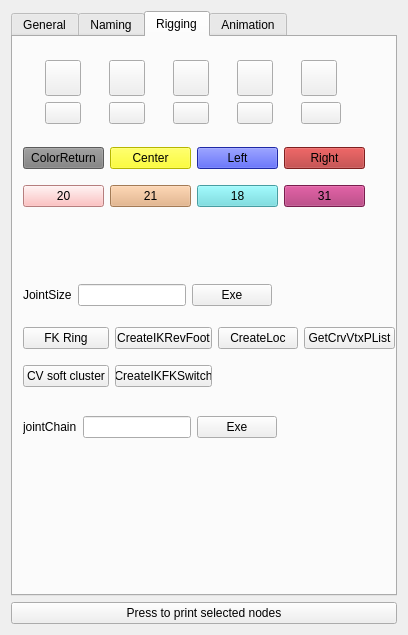
This is ui/CAToolbox_UI.ui in joleeene/CAToolbox_UI as Qt 5 draws it before an edit. The edited form follows.
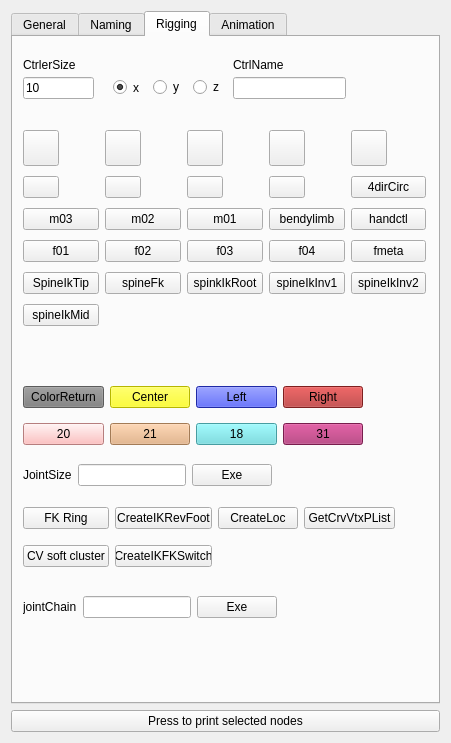
This is the edited form. The open tabs and pages were chosen to show the change. Icons and pictures are not drawn.

```diff
--- a/ui/CAToolbox_UI.ui
+++ b/ui/CAToolbox_UI.ui
@@ -6,8 +6,8 @@
    <rect>
     <x>0</x>
     <y>0</y>
-    <width>408</width>
-    <height>635</height>
+    <width>451</width>
+    <height>743</height>
    </rect>
   </property>
   <property name="windowTitle">
@@ -22,7 +22,7 @@
      <item>
       <widget class="QTabWidget" name="Tab_Grp">
        <property name="currentIndex">
-        <number>0</number>
+        <number>2</number>
        </property>
        <widget class="QWidget" name="Tab_General">
         <property name="minimumSize">
@@ -107,13 +107,13 @@
           </rect>
          </property>
          <property name="frameShape">
-          <enum>QFrame::Box</enum>
+          <enum>QFrame::Shape::Box</enum>
          </property>
          <property name="text">
           <string>Display return value:</string>
          </property>
          <property name="alignment">
-          <set>Qt::AlignLeading|Qt::AlignLeft|Qt::AlignTop</set>
+          <set>Qt::AlignmentFlag::AlignLeading|Qt::AlignmentFlag::AlignLeft|Qt::AlignmentFlag::AlignTop</set>
          </property>
         </widget>
         <widget class="QWidget" name="gridLayoutWidget_2">
@@ -205,7 +205,7 @@
             <item>
              <layout class="QGridLayout" name="gridLayout_2">
               <property name="sizeConstraint">
-               <enum>QLayout::SetMinAndMaxSize</enum>
+               <enum>QLayout::SizeConstraint::SetMinAndMaxSize</enum>
               </property>
               <property name="topMargin">
                <number>0</number>
@@ -301,16 +301,16 @@
           <item>
            <widget class="QLabel" name="QLInstruction">
             <property name="frameShape">
-             <enum>QFrame::Box</enum>
+             <enum>QFrame::Shape::Box</enum>
             </property>
             <property name="frameShadow">
-             <enum>QFrame::Raised</enum>
+             <enum>QFrame::Shadow::Raised</enum>
             </property>
             <property name="text">
              <string>&lt;html&gt;&lt;head/&gt;&lt;body&gt;&lt;p&gt;How to use:&lt;/p&gt;&lt;p&gt;1. Select all nodes you want.&lt;/p&gt;&lt;p&gt;2. Input the string.&lt;/p&gt;&lt;p&gt;3. Hit Execute button.&lt;/p&gt;&lt;p&gt;&lt;br/&gt;&lt;/p&gt;&lt;/body&gt;&lt;/html&gt;</string>
             </property>
             <property name="alignment">
-             <set>Qt::AlignLeading|Qt::AlignLeft|Qt::AlignTop</set>
+             <set>Qt::AlignmentFlag::AlignLeading|Qt::AlignmentFlag::AlignLeft|Qt::AlignmentFlag::AlignTop</set>
             </property>
             <property name="margin">
              <number>12</number>
@@ -328,37 +328,20 @@
          <property name="geometry">
           <rect>
            <x>10</x>
-           <y>10</y>
-           <width>341</width>
-           <height>91</height>
+           <y>80</y>
+           <width>403</width>
+           <height>222</height>
           </rect>
          </property>
          <layout class="QVBoxLayout" name="verticalLayout_6">
           <item>
            <layout class="QGridLayout" name="gridLayout_4">
-            <item row="0" column="3">
-             <widget class="QPushButton" name="QPBCtrlerRing">
-              <property name="maximumSize">
-               <size>
-                <width>36</width>
-                <height>36</height>
-               </size>
-              </property>
-              <property name="toolTip">
-               <string>FK</string>
-              </property>
-              <property name="icon">
-               <iconset>
-                <normaloff>../images/CtrlerRing.jpg</normaloff>../images/CtrlerRing.jpg</iconset>
-              </property>
-              <property name="iconSize">
-               <size>
-                <width>32</width>
-                <height>32</height>
-               </size>
-              </property>
-             </widget>
-            </item>
+            <property name="horizontalSpacing">
+             <number>6</number>
+            </property>
+            <property name="verticalSpacing">
+             <number>10</number>
+            </property>
             <item row="0" column="2">
              <widget class="QPushButton" name="QPBCtrlerPrism">
               <property name="maximumSize">
@@ -372,7 +355,7 @@
               </property>
               <property name="icon">
                <iconset>
-                <normaloff>../images/CtrlerPrism.jpg</normaloff>../images/CtrlerPrism.jpg</iconset>
+                <normaloff>../Qt/images/CtrlerPrism.jpg</normaloff>../Qt/images/CtrlerPrism.jpg</iconset>
               </property>
               <property name="iconSize">
                <size>
@@ -396,7 +379,7 @@
               </property>
               <property name="icon">
                <iconset>
-                <normaloff>../images/CtrlerSphere.jpg</normaloff>../images/CtrlerSphere.jpg</iconset>
+                <normaloff>../Qt/images/CtrlerSphere.jpg</normaloff>../Qt/images/CtrlerSphere.jpg</iconset>
               </property>
               <property name="iconSize">
                <size>
@@ -406,6 +389,141 @@
               </property>
              </widget>
             </item>
+            <item row="1" column="4">
+             <widget class="QPushButton" name="QPBCtrler4DirCirc">
+              <property name="toolTip">
+               <string>4DirCirc</string>
+              </property>
+              <property name="text">
+               <string>4dirCirc</string>
+              </property>
+             </widget>
+            </item>
+            <item row="4" column="3">
+             <widget class="QPushButton" name="QPBCtrlerSpineIkInv1">
+              <property name="text">
+               <string>spineIkInv1</string>
+              </property>
+             </widget>
+            </item>
+            <item row="0" column="4">
+             <widget class="QPushButton" name="QPBCtrlerRotPike">
+              <property name="maximumSize">
+               <size>
+                <width>36</width>
+                <height>36</height>
+               </size>
+              </property>
+              <property name="toolTip">
+               <string>Used for controls that can only rotate on at least 2 axes</string>
+              </property>
+              <property name="icon">
+               <iconset>
+                <normaloff>../Qt/images/CtrlerRotPike.jpg</normaloff>../Qt/images/CtrlerRotPike.jpg</iconset>
+              </property>
+              <property name="iconSize">
+               <size>
+                <width>32</width>
+                <height>32</height>
+               </size>
+              </property>
+             </widget>
+            </item>
+            <item row="1" column="3">
+             <widget class="QPushButton" name="QPBCtrlerTransCube">
+              <property name="maximumSize">
+               <size>
+                <width>36</width>
+                <height>36</height>
+               </size>
+              </property>
+              <property name="toolTip">
+               <string>Example of a translate box “T” style control</string>
+              </property>
+              <property name="icon">
+               <iconset>
+                <normaloff>../Qt/images/CtrlerTransCube.jpg</normaloff>../Qt/images/CtrlerTransCube.jpg</iconset>
+              </property>
+              <property name="iconSize">
+               <size>
+                <width>32</width>
+                <height>32</height>
+               </size>
+              </property>
+             </widget>
+            </item>
+            <item row="3" column="3">
+             <widget class="QPushButton" name="QPBCtrlerFin04">
+              <property name="sizePolicy">
+               <sizepolicy hsizetype="Minimum" vsizetype="Fixed">
+                <horstretch>0</horstretch>
+                <verstretch>0</verstretch>
+               </sizepolicy>
+              </property>
+              <property name="toolTip">
+               <string>fin04</string>
+              </property>
+              <property name="autoFillBackground">
+               <bool>false</bool>
+              </property>
+              <property name="text">
+               <string>f04</string>
+              </property>
+              <property name="iconSize">
+               <size>
+                <width>16</width>
+                <height>16</height>
+               </size>
+              </property>
+             </widget>
+            </item>
+            <item row="4" column="4">
+             <widget class="QPushButton" name="QPBCtrlerSpineIkInv2">
+              <property name="text">
+               <string>spineIkInv2</string>
+              </property>
+             </widget>
+            </item>
+            <item row="3" column="0">
+             <widget class="QPushButton" name="QPBCtrlerFin01">
+              <property name="toolTip">
+               <string>fin01</string>
+              </property>
+              <property name="text">
+               <string>f01</string>
+              </property>
+             </widget>
+            </item>
+            <item row="2" column="2">
+             <widget class="QPushButton" name="QPBCtrlerM01">
+              <property name="toolTip">
+               <string>master01</string>
+              </property>
+              <property name="text">
+               <string>m01</string>
+              </property>
+             </widget>
+            </item>
+            <item row="3" column="4">
+             <widget class="QPushButton" name="QPBCtrlerFinMeta">
+              <property name="toolTip">
+               <string>finMeta</string>
+              </property>
+              <property name="text">
+               <string>fmeta</string>
+              </property>
+             </widget>
+            </item>
+            <item row="2" column="0">
+             <widget class="QPushButton" name="QPBCtrlerM03">
+              <property name="toolTip">
+               <string>master03</string>
+              </property>
+              <property name="text">
+               <string>m03</string>
+              </property>
+             </widget>
+            </item>
             <item row="0" column="0">
              <widget class="QPushButton" name="QPBCtrlerCube">
               <property name="maximumSize">
@@ -422,7 +540,7 @@
               </property>
               <property name="icon">
                <iconset>
-                <normaloff>../images/CtrlerCube.jpg</normaloff>../images/CtrlerCube.jpg</iconset>
+                <normaloff>../Qt/images/CtrlerCube.jpg</normaloff>../Qt/images/CtrlerCube.jpg</iconset>
               </property>
               <property name="iconSize">
                <size>
@@ -432,49 +550,23 @@
               </property>
              </widget>
             </item>
-            <item row="1" column="0">
-             <widget class="QPushButton" name="QPBCtrlerRot1Dir">
-              <property name="maximumSize">
-               <size>
-                <width>36</width>
-                <height>36</height>
-               </size>
-              </property>
+            <item row="2" column="3">
+             <widget class="QPushButton" name="QPBCtrlerBendyLimb">
               <property name="toolTip">
-               <string>Used for controls that rotate only in one direction</string>
+               <string>bendylimb</string>
               </property>
-              <property name="icon">
-               <iconset>
-                <normaloff>../images/CtrlerRot1Dir.jpg</normaloff>../images/CtrlerRot1Dir.jpg</iconset>
+              <property name="text">
+               <string>bendylimb</string>
               </property>
-              <property name="iconSize">
-               <size>
-                <width>32</width>
-                <height>32</height>
-               </size>
-              </property>
              </widget>
             </item>
-            <item row="1" column="1">
-             <widget class="QPushButton" name="QPBCtrlerTran1Dir">
-              <property name="maximumSize">
-               <size>
-                <width>36</width>
-                <height>36</height>
-               </size>
-              </property>
+            <item row="3" column="1">
+             <widget class="QPushButton" name="QPBCtrlerFin02">
               <property name="toolTip">
-               <string>Used for controls that translate only in one direction</string>
+               <string>fin02</string>
               </property>
-              <property name="icon">
-               <iconset>
-                <normaloff>../images/CtrlerTran1Dir.jpg</normaloff>../images/CtrlerTran1Dir.jpg</iconset>
-              </property>
-              <property name="iconSize">
-               <size>
-                <width>32</width>
-                <height>32</height>
-               </size>
+              <property name="text">
+               <string>f02</string>
               </property>
              </widget>
             </item>
@@ -492,7 +584,7 @@
               </property>
               <property name="icon">
                <iconset>
-                <normaloff>../images/CtrlerGear.jpg</normaloff>../images/CtrlerGear.jpg</iconset>
+                <normaloff>../Qt/images/CtrlerGear.jpg</normaloff>../Qt/images/CtrlerGear.jpg</iconset>
               </property>
               <property name="iconSize">
                <size>
@@ -502,168 +594,133 @@
               </property>
              </widget>
             </item>
-            <item row="1" column="3">
-             <widget class="QPushButton" name="QPBCtrlerTransCube">
-              <property name="maximumSize">
-               <size>
-                <width>36</width>
-                <height>36</height>
-               </size>
-              </property>
+            <item row="3" column="2">
+             <widget class="QPushButton" name="QPBCtrlerFin03">
               <property name="toolTip">
-               <string>Example of a translate box “T” style control</string>
+               <string>fin03</string>
               </property>
-              <property name="icon">
-               <iconset>
-                <normaloff>../images/CtrlerTransCube.jpg</normaloff>../images/CtrlerTransCube.jpg</iconset>
-              </property>
-              <property name="iconSize">
-               <size>
-                <width>32</width>
-                <height>32</height>
-               </size>
-              </property>
-             </widget>
-            </item>
-            <item row="0" column="4">
-             <widget class="QPushButton" name="QPBCtrlerRotPike">
-              <property name="maximumSize">
-               <size>
-                <width>36</width>
-                <height>36</height>
-               </size>
-              </property>
-              <property name="toolTip">
-               <string>Used for controls that can only rotate on at least 2 axes</string>
-              </property>
-              <property name="icon">
-               <iconset>
-                <normaloff>../images/CtrlerRotPike.jpg</normaloff>../images/CtrlerRotPike.jpg</iconset>
-              </property>
-              <property name="iconSize">
-               <size>
-                <width>32</width>
-                <height>32</height>
-               </size>
-              </property>
-             </widget>
-            </item>
-            <item row="1" column="4">
-             <widget class="QPushButton" name="QPBCtrler4DirCirc">
               <property name="text">
-               <string/>
-              </property>
-             </widget>
-            </item>
-           </layout>
-          </item>
-         </layout>
-        </widget>
-        <widget class="QWidget" name="horizontalLayoutWidget_2">
-         <property name="geometry">
-          <rect>
-           <x>10</x>
-           <y>100</y>
-           <width>342</width>
-           <height>81</height>
-          </rect>
-         </property>
-         <layout class="QHBoxLayout" name="horizontalLayout_10">
-          <item>
-           <layout class="QGridLayout" name="gridLayout_7">
-            <item row="0" column="1">
-             <widget class="QPushButton" name="QPBColorYellow">
-              <property name="styleSheet">
-               <string notr="true">QPushButton {
-    background-color: rgb(255, 255, 0);
-}</string>
-              </property>
-              <property name="text">
-               <string>Center</string>
-              </property>
-             </widget>
-            </item>
-            <item row="0" column="2">
-             <widget class="QPushButton" name="QPBColorBlue">
-              <property name="styleSheet">
-               <string notr="true">QPushButton {
-    background-color: rgb(44, 57, 231)
-}</string>
-              </property>
-              <property name="text">
-               <string>Left</string>
-              </property>
-             </widget>
-            </item>
-            <item row="0" column="0">
-             <widget class="QPushButton" name="QPBColorReturn">
-              <property name="styleSheet">
-               <string notr="true">QPushButton {
-    background-color: rgb(127, 127, 127);
-}</string>
-              </property>
-              <property name="text">
-               <string>ColorReturn</string>
+               <string>f03</string>
               </property>
              </widget>
             </item>
             <item row="0" column="3">
-             <widget class="QPushButton" name="QPBColorRed">
-              <property name="styleSheet">
-               <string notr="true">QPushButton {
-    background-color: rgb(176, 43, 43)
-}</string>
+             <widget class="QPushButton" name="QPBCtrlerRing">
+              <property name="maximumSize">
+               <size>
+                <width>36</width>
+                <height>36</height>
+               </size>
               </property>
+              <property name="toolTip">
+               <string>FK</string>
+              </property>
+              <property name="icon">
+               <iconset>
+                <normaloff>../Qt/images/CtrlerRing.jpg</normaloff>../Qt/images/CtrlerRing.jpg</iconset>
+              </property>
+              <property name="iconSize">
+               <size>
+                <width>32</width>
+                <height>32</height>
+               </size>
+              </property>
+             </widget>
+            </item>
+            <item row="2" column="1">
+             <widget class="QPushButton" name="QPBCtrlerM02">
+              <property name="toolTip">
+               <string>master02</string>
+              </property>
               <property name="text">
-               <string>Right</string>
+               <string>m02</string>
               </property>
              </widget>
             </item>
-            <item row="1" column="3">
-             <widget class="QPushButton" name="QPBColorPurple">
-              <property name="styleSheet">
-               <string notr="true">QPushButton {
-    background-color: rgb(168, 41, 108)
-}</string>
+            <item row="4" column="0">
+             <widget class="QPushButton" name="QPBCtrlerSpineIkTip">
+              <property name="toolTip">
+               <string>spineIkTip</string>
               </property>
               <property name="text">
-               <string>31</string>
+               <string>SpineIkTip</string>
               </property>
              </widget>
             </item>
-            <item row="1" column="2">
-             <widget class="QPushButton" name="QPBColorCyan">
-              <property name="styleSheet">
-               <string notr="true">QPushButton {
-    background-color: rgb(100, 220, 225)
-}</string>
+            <item row="2" column="4">
+             <widget class="QPushButton" name="QPBCtrlerHandCtl">
+              <property name="toolTip">
+               <string>handctl</string>
               </property>
               <property name="text">
-               <string>18</string>
+               <string>handctl</string>
               </property>
              </widget>
             </item>
             <item row="1" column="1">
-             <widget class="QPushButton" name="QPBColorSkin">
-              <property name="styleSheet">
-               <string notr="true">QPushButton {
-    background-color: rgb(228, 172, 121)
-}</string>
+             <widget class="QPushButton" name="QPBCtrlerTran1Dir">
+              <property name="maximumSize">
+               <size>
+                <width>36</width>
+                <height>36</height>
+               </size>
               </property>
+              <property name="toolTip">
+               <string>Used for controls that translate only in one direction</string>
+              </property>
+              <property name="icon">
+               <iconset>
+                <normaloff>../Qt/images/CtrlerTran1Dir.jpg</normaloff>../Qt/images/CtrlerTran1Dir.jpg</iconset>
+              </property>
+              <property name="iconSize">
+               <size>
+                <width>32</width>
+                <height>32</height>
+               </size>
+              </property>
+             </widget>
+            </item>
+            <item row="4" column="2">
+             <widget class="QPushButton" name="QPBCtrlerSpineIkRoot">
               <property name="text">
-               <string>21</string>
+               <string>spinkIkRoot</string>
               </property>
              </widget>
             </item>
             <item row="1" column="0">
-             <widget class="QPushButton" name="QPBColorPink">
-              <property name="styleSheet">
-               <string notr="true">QPushButton {
-    background-color: rgb(255, 176, 176)
-}</string>
+             <widget class="QPushButton" name="QPBCtrlerRot1Dir">
+              <property name="maximumSize">
+               <size>
+                <width>36</width>
+                <height>36</height>
+               </size>
               </property>
+              <property name="toolTip">
+               <string>Used for controls that rotate only in one direction</string>
+              </property>
+              <property name="icon">
+               <iconset>
+                <normaloff>../Qt/images/CtrlerRot1Dir.jpg</normaloff>../Qt/images/CtrlerRot1Dir.jpg</iconset>
+              </property>
+              <property name="iconSize">
+               <size>
+                <width>32</width>
+                <height>32</height>
+               </size>
+              </property>
+             </widget>
+            </item>
+            <item row="4" column="1">
+             <widget class="QPushButton" name="QPBCtrlerSpineFk">
               <property name="text">
-               <string>20</string>
+               <string>spineFk</string>
+              </property>
+             </widget>
+            </item>
+            <item row="5" column="0">
+             <widget class="QPushButton" name="QPBCtrlerSpineIkMid">
+              <property name="text">
+               <string>spineIkMid</string>
               </property>
              </widget>
             </item>
@@ -675,7 +732,7 @@
          <property name="geometry">
           <rect>
            <x>10</x>
-           <y>240</y>
+           <y>420</y>
            <width>341</width>
            <height>36</height>
           </rect>
@@ -706,7 +763,7 @@
             <item row="0" column="3">
              <spacer name="horizontalSpacer">
               <property name="orientation">
-               <enum>Qt::Horizontal</enum>
+               <enum>Qt::Orientation::Horizontal</enum>
               </property>
               <property name="sizeHint" stdset="0">
                <size>
@@ -724,7 +781,7 @@
          <property name="geometry">
           <rect>
            <x>10</x>
-           <y>280</y>
+           <y>460</y>
            <width>372</width>
            <height>81</height>
           </rect>
@@ -788,7 +845,7 @@
          <property name="geometry">
           <rect>
            <x>10</x>
-           <y>360</y>
+           <y>540</y>
            <width>341</width>
            <height>61</height>
           </rect>
@@ -823,7 +880,7 @@
             <item row="0" column="3">
              <spacer name="horizontalSpacer_2">
               <property name="orientation">
-               <enum>Qt::Horizontal</enum>
+               <enum>Qt::Orientation::Horizontal</enum>
               </property>
               <property name="sizeHint" stdset="0">
                <size>
@@ -837,11 +894,317 @@
           </item>
          </layout>
         </widget>
+        <widget class="QWidget" name="">
+         <property name="geometry">
+          <rect>
+           <x>10</x>
+           <y>340</y>
+           <width>340</width>
+           <height>79</height>
+          </rect>
+         </property>
+         <layout class="QGridLayout" name="gridLayout_7">
+          <item row="0" column="1">
+           <widget class="QPushButton" name="QPBColorYellow">
+            <property name="styleSheet">
+             <string notr="true">QPushButton {
+    background-color: rgb(255, 255, 0);
+}</string>
+            </property>
+            <property name="text">
+             <string>Center</string>
+            </property>
+           </widget>
+          </item>
+          <item row="0" column="2">
+           <widget class="QPushButton" name="QPBColorBlue">
+            <property name="styleSheet">
+             <string notr="true">QPushButton {
+    background-color: rgb(44, 57, 231)
+}</string>
+            </property>
+            <property name="text">
+             <string>Left</string>
+            </property>
+           </widget>
+          </item>
+          <item row="0" column="0">
+           <widget class="QPushButton" name="QPBColorReturn">
+            <property name="styleSheet">
+             <string notr="true">QPushButton {
+    background-color: rgb(127, 127, 127);
+}</string>
+            </property>
+            <property name="text">
+             <string>ColorReturn</string>
+            </property>
+           </widget>
+          </item>
+          <item row="0" column="3">
+           <widget class="QPushButton" name="QPBColorRed">
+            <property name="styleSheet">
+             <string notr="true">QPushButton {
+    background-color: rgb(176, 43, 43)
+}</string>
+            </property>
+            <property name="text">
+             <string>Right</string>
+            </property>
+           </widget>
+          </item>
+          <item row="1" column="3">
+           <widget class="QPushButton" name="QPBColorPurple">
+            <property name="styleSheet">
+             <string notr="true">QPushButton {
+    background-color: rgb(168, 41, 108)
+}</string>
+            </property>
+            <property name="text">
+             <string>31</string>
+            </property>
+           </widget>
+          </item>
+          <item row="1" column="2">
+           <widget class="QPushButton" name="QPBColorCyan">
+            <property name="styleSheet">
+             <string notr="true">QPushButton {
+    background-color: rgb(100, 220, 225)
+}</string>
+            </property>
+            <property name="text">
+             <string>18</string>
+            </property>
+           </widget>
+          </item>
+          <item row="1" column="1">
+           <widget class="QPushButton" name="QPBColorSkin">
+            <property name="styleSheet">
+             <string notr="true">QPushButton {
+    background-color: rgb(228, 172, 121)
+}</string>
+            </property>
+            <property name="text">
+             <string>21</string>
+            </property>
+           </widget>
+          </item>
+          <item row="1" column="0">
+           <widget class="QPushButton" name="QPBColorPink">
+            <property name="styleSheet">
+             <string notr="true">QPushButton {
+    background-color: rgb(255, 176, 176)
+}</string>
+            </property>
+            <property name="text">
+             <string>20</string>
+            </property>
+           </widget>
+          </item>
+         </layout>
+        </widget>
+        <widget class="QLineEdit" name="QLECtrlerSize">
+         <property name="geometry">
+          <rect>
+           <x>10</x>
+           <y>40</y>
+           <width>71</width>
+           <height>22</height>
+          </rect>
+         </property>
+         <property name="text">
+          <string>10</string>
+         </property>
+        </widget>
+        <widget class="QLabel" name="QLCtrlSize">
+         <property name="geometry">
+          <rect>
+           <x>10</x>
+           <y>20</y>
+           <width>71</width>
+           <height>16</height>
+          </rect>
+         </property>
+         <property name="text">
+          <string>CtrlerSize</string>
+         </property>
+        </widget>
+        <widget class="QRadioButton" name="QRBX">
+         <property name="geometry">
+          <rect>
+           <x>100</x>
+           <y>40</y>
+           <width>31</width>
+           <height>21</height>
+          </rect>
+         </property>
+         <property name="text">
+          <string>x</string>
+         </property>
+         <property name="checked">
+          <bool>true</bool>
+         </property>
+         <property name="autoRepeat">
+          <bool>false</bool>
+         </property>
+        </widget>
+        <widget class="QRadioButton" name="QRBY">
+         <property name="geometry">
+          <rect>
+           <x>140</x>
+           <y>40</y>
+           <width>31</width>
+           <height>20</height>
+          </rect>
+         </property>
+         <property name="text">
+          <string>y</string>
+         </property>
+        </widget>
+        <widget class="QRadioButton" name="QRBZ">
+         <property name="geometry">
+          <rect>
+           <x>180</x>
+           <y>40</y>
+           <width>41</width>
+           <height>20</height>
+          </rect>
+         </property>
+         <property name="text">
+          <string>z</string>
+         </property>
+        </widget>
+        <widget class="QLineEdit" name="QLECtrlName">
+         <property name="geometry">
+          <rect>
+           <x>220</x>
+           <y>40</y>
+           <width>113</width>
+           <height>22</height>
+          </rect>
+         </property>
+        </widget>
+        <widget class="QLabel" name="QLCtrlName">
+         <property name="geometry">
+          <rect>
+           <x>220</x>
+           <y>20</y>
+           <width>61</width>
+           <height>16</height>
+          </rect>
+         </property>
+         <property name="text">
+          <string>CtrlName</string>
+         </property>
+        </widget>
        </widget>
        <widget class="QWidget" name="Tab_Animation">
         <attribute name="title">
          <string>Animation</string>
         </attribute>
+        <widget class="QLabel" name="label">
+         <property name="geometry">
+          <rect>
+           <x>10</x>
+           <y>270</y>
+           <width>301</width>
+           <height>21</height>
+          </rect>
+         </property>
+         <property name="text">
+          <string>To do list:</string>
+         </property>
+        </widget>
+        <widget class="QLabel" name="label_2">
+         <property name="geometry">
+          <rect>
+           <x>10</x>
+           <y>290</y>
+           <width>361</width>
+           <height>51</height>
+          </rect>
+         </property>
+         <property name="text">
+          <string>Select vtx to generate a locator to pin on, and gen a motion trail (Done</string>
+         </property>
+        </widget>
+        <widget class="QGroupBox" name="groupBox">
+         <property name="geometry">
+          <rect>
+           <x>10</x>
+           <y>90</y>
+           <width>361</width>
+           <height>101</height>
+          </rect>
+         </property>
+         <property name="title">
+          <string>Ani keys</string>
+         </property>
+         <widget class="QPushButton" name="QPBslAllCtrlWithKeys">
+          <property name="geometry">
+           <rect>
+            <x>10</x>
+            <y>20</y>
+            <width>111</width>
+            <height>31</height>
+           </rect>
+          </property>
+          <property name="text">
+           <string>sl all ctrl with keys</string>
+          </property>
+         </widget>
+        </widget>
+        <widget class="QGroupBox" name="groupBox_2">
+         <property name="geometry">
+          <rect>
+           <x>10</x>
+           <y>10</y>
+           <width>361</width>
+           <height>80</height>
+          </rect>
+         </property>
+         <property name="title">
+          <string>Motion Trail</string>
+         </property>
+         <widget class="QPushButton" name="QPBrivet">
+          <property name="geometry">
+           <rect>
+            <x>10</x>
+            <y>20</y>
+            <width>71</width>
+            <height>31</height>
+           </rect>
+          </property>
+          <property name="text">
+           <string>Rivet</string>
+          </property>
+         </widget>
+         <widget class="QCheckBox" name="QCBrivetMoTrail">
+          <property name="geometry">
+           <rect>
+            <x>90</x>
+            <y>30</y>
+            <width>76</width>
+            <height>20</height>
+           </rect>
+          </property>
+          <property name="text">
+           <string>MoTrail</string>
+          </property>
+         </widget>
+         <widget class="QPushButton" name="QPBscreenSpaceMoTrail">
+          <property name="geometry">
+           <rect>
+            <x>200</x>
+            <y>20</y>
+            <width>75</width>
+            <height>31</height>
+           </rect>
+          </property>
+          <property name="text">
+           <string>ScreenSpace</string>
+          </property>
+         </widget>
+        </widget>
        </widget>
       </widget>
      </item>
```
